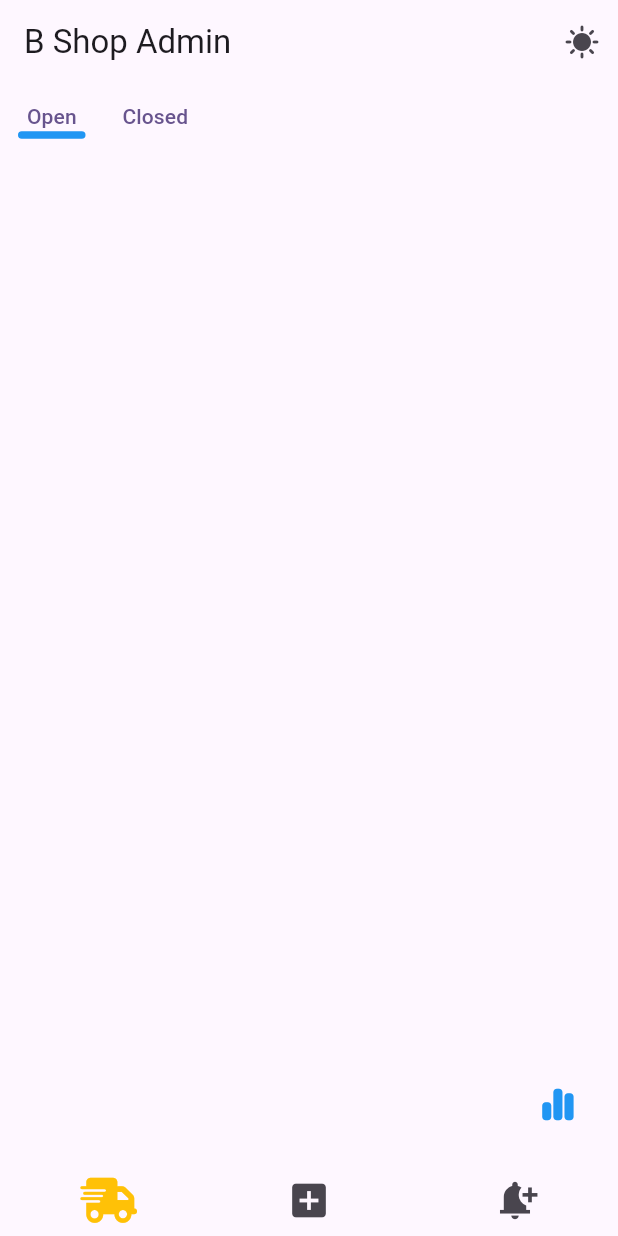
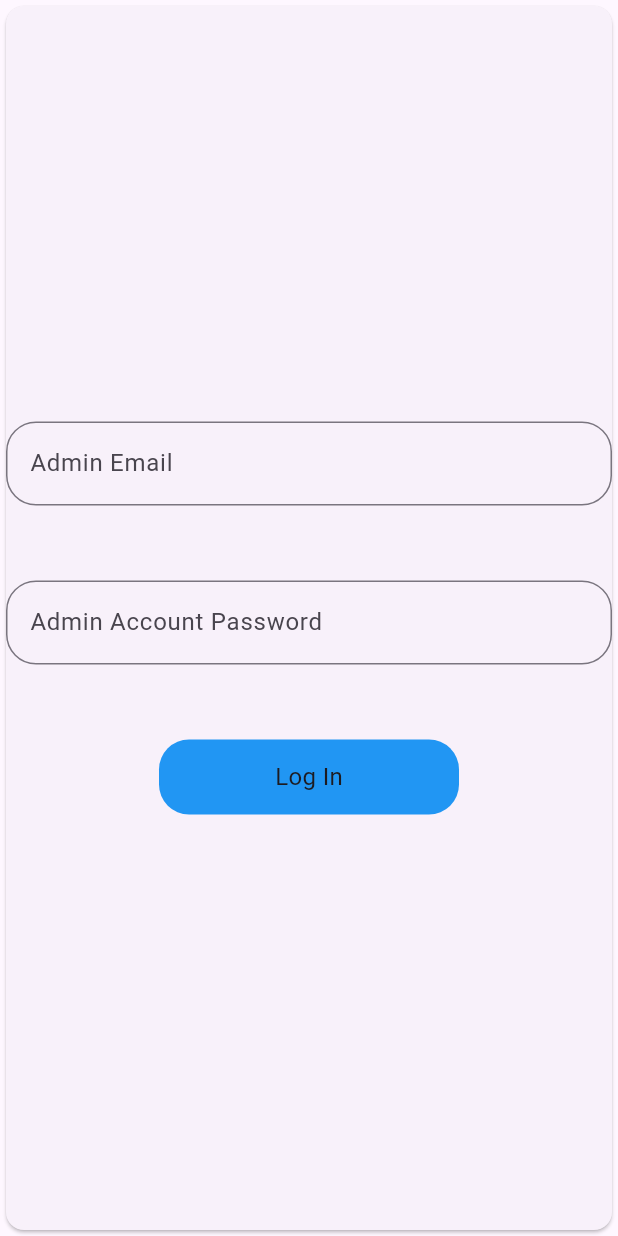
Before and after one commit to blevin04/b_shop_admin, a Flutter app: the screen it shows after launch, on a phone screen of 412 x 824 dp. Run offline on Flutter 3.47's test engine with Material 3 defaults, Android fonts, the light colour scheme and no system bars; our stand-ins replace cloud_firestore, file_picker, firebase_auth, firebase_core, firebase_messaging, firebase_storage and 6 more; accounts and stored records are empty.

Commit message:
whole day trying to push image

```diff
--- a/lib/addContent.dart
+++ b/lib/addContent.dart
@@ -511,7 +511,6 @@ class _restockState extends State<restock> {
                 //     ],
                 //   ),
                 // );
-
               },
             );
           },
--- a/lib/backend_Functions.dart
+++ b/lib/backend_Functions.dart
@@ -135,11 +135,12 @@ Future<String>sendMessage(String messageHead,String messageBody,String assets)as
     String messageId = Uuid().v1();
 
     messageModel message = messageModel(body: messageBody, title: messageHead);
-    await firestore.collection("message").doc(messageId).set(message.toJyson());
     if (assets.isNotEmpty) {
        String assetname = assets.split("/").last;
        await storage.child("/messages/$messageId/$assetname").putFile(File(assets));
+       await Future.delayed(const Duration(milliseconds:250 ));
     }
+    await firestore.collection("message").doc(messageId).set(message.toJyson());
     state = "Success";
   } catch (e) {
     throw e.toString();
--- /dev/null
+++ b/lib/loginPage.dart
@@ -0,0 +1,58 @@
+import 'package:firebase_auth/firebase_auth.dart';
+import 'package:flutter/material.dart';
+
+class Loginpage extends StatelessWidget {
+  const Loginpage({super.key});
+  static TextEditingController emailcontroller = TextEditingController();
+  static TextEditingController passwordController = TextEditingController();
+  @override
+  Widget build(BuildContext context) {
+    return Scaffold(
+      body: Card(
+        child: Column(
+          mainAxisAlignment: MainAxisAlignment.center,
+          children: [
+            TextField(
+              controller: emailcontroller,
+              decoration: InputDecoration(
+                hintText: "Admin Email",
+                border: OutlineInputBorder(
+                  borderSide:const BorderSide(color: Colors.grey),
+                  borderRadius: BorderRadius.circular(20)
+                )
+              ),
+            ),
+            const SizedBox(height: 50,),
+            TextField(
+              controller: passwordController,
+              decoration: InputDecoration(
+                hintText: "Admin Account Password",
+                border: OutlineInputBorder(
+                  borderSide:const BorderSide(color: Colors.grey),
+                  borderRadius: BorderRadius.circular(20)
+                )
+              ),
+            ),
+            const SizedBox(height: 50,),
+            Container(
+              width: 200,
+              height: 50,
+              alignment: Alignment.center,
+              decoration: BoxDecoration(
+                borderRadius: BorderRadius.circular(20),
+                color: Colors.blue,
+              ),
+              child: InkWell(
+                onTap: (){
+                  FirebaseAuth.instance.signInWithEmailAndPassword(email: emailcontroller.text, password: passwordController.text);
+                },
+                child:const Text("Log In",style: TextStyle(fontSize: 16),),
+              ),
+            )
+
+          ],
+        ),
+      ),
+    );
+  }
+}
--- a/lib/main.dart
+++ b/lib/main.dart
@@ -1,5 +1,7 @@
 import 'package:b_shop_admin/firebase_options.dart';
 import 'package:b_shop_admin/homepage.dart';
+import 'package:b_shop_admin/loginPage.dart';
+import 'package:firebase_auth/firebase_auth.dart';
 import 'package:firebase_core/firebase_core.dart';
 import 'package:firebase_messaging/firebase_messaging.dart';
 import 'package:flutter/material.dart';
@@ -74,7 +76,17 @@ class _MyAppState extends State<MyApp> {
         useMaterial3: true,
       ),
 
-      home: const Homepage(),
+      home: StreamBuilder(
+        stream: FirebaseAuth.instance.userChanges(),
+        builder: (BuildContext context, AsyncSnapshot snapshot) {
+          if (snapshot.hasData) {
+            return Homepage();
+          }
+          else{
+            return Loginpage();
+          }
+        },
+      ),
     );
   }
 }
--- a/pubspec.yaml
+++ b/pubspec.yaml
@@ -50,6 +50,7 @@ dependencies:
   cloud_functions: ^5.1.5
   flutter_local_notifications: ^18.0.1
   firebase_messaging: ^15.1.5
+  firebase_auth: ^5.3.3
 
 dev_dependencies:
   flutter_test:
```
Also changed, not shown: lib/notify.dart (+5 -2 lines), pubspec.lock, 5 other files.
